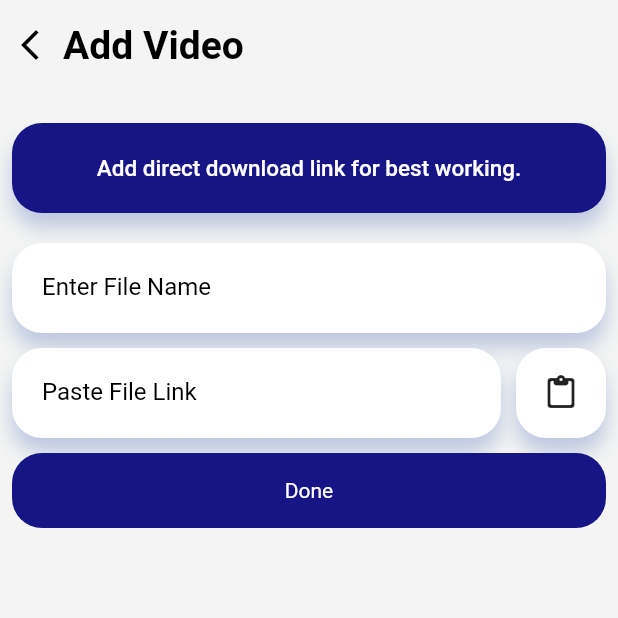
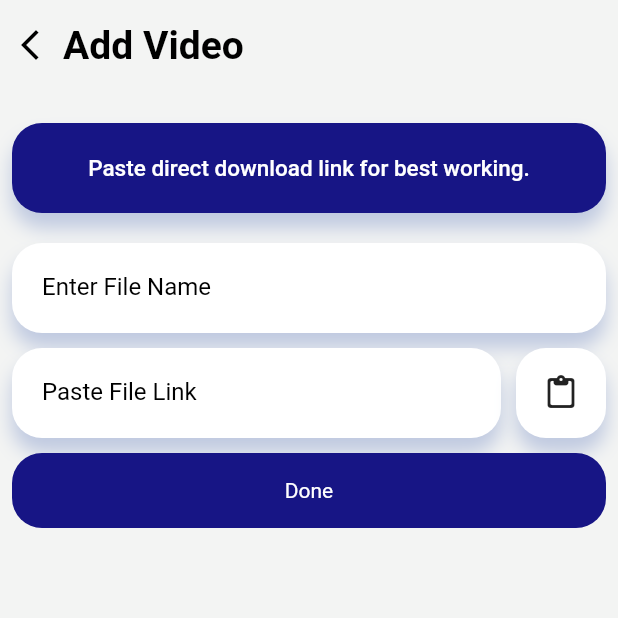
Before and after one commit to Sivanandhpp/VDO, a Flutter app: the AddVideo screen opened directly, after a tap on "Done", on a phone screen of 412 x 824 dp, the top half of it. Run offline on Flutter 3.47's test engine with Material 2 defaults, Android fonts, the phone set to English and light mode, and no system bars; our stand-ins replace cached_network_image, file_picker, firebase_auth, firebase_core, firebase_database, firebase_storage and 5 more; missing offline and left inert: auto_orientation, brightness_volume, encrypt; accounts and stored records are empty; network calls fail; Roboto replaces fonts that are missing (Ubuntu).

Commit message:
Minor improvements

```diff
--- a/lib/screens/add_video.dart
+++ b/lib/screens/add_video.dart
@@ -64,7 +64,7 @@ class AddVideo extends StatelessWidget {
                     borderRadius: BorderRadius.circular(20),
                   ),
                   child: Center(
-                    child: Text("Add direct download link for best working.",
+                    child: Text("Paste direct download link for best working.",
                         style: GoogleFonts.ubuntu(
                             fontSize: 15,
                             fontWeight: FontWeight.w500,
@@ -197,7 +197,7 @@ class AddVideo extends StatelessWidget {
                             style: TextStyle(color: ThemeColor.white),
                           )));
                     } else {
-                      dbService.updateVDO(_fileNameTextController.text, "url",
+                      dbService.updateVDO(_fileNameTextController.text.replaceAll(' ', ''), "url",
                           _fileLinkTextController.text);
                       ScaffoldMessenger.of(context).showSnackBar(const SnackBar(
                           behavior: SnackBarBehavior.floating,
--- a/lib/screens/screen_profile.dart
+++ b/lib/screens/screen_profile.dart
@@ -147,7 +147,7 @@ class _ScreenProfileState extends State<ScreenProfile> {
                         isLoading = true;
                         selectedFileName = results.files.single.name;
                         selectedFilePath = results.files.single.path!;
-                        String fileName = selectedFileName.trim();
+                        String fileName = selectedFileName.replaceAll(' ', '');
 
                         storage
                             .uploadProfileImg(
```
Also changed, not shown: lib/player/widget/video_player_page.dart (+13 -7 lines).
